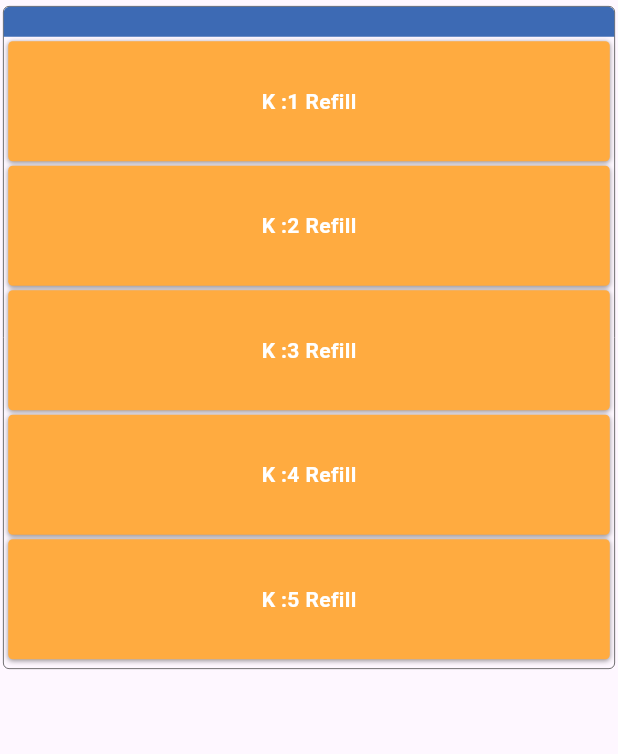
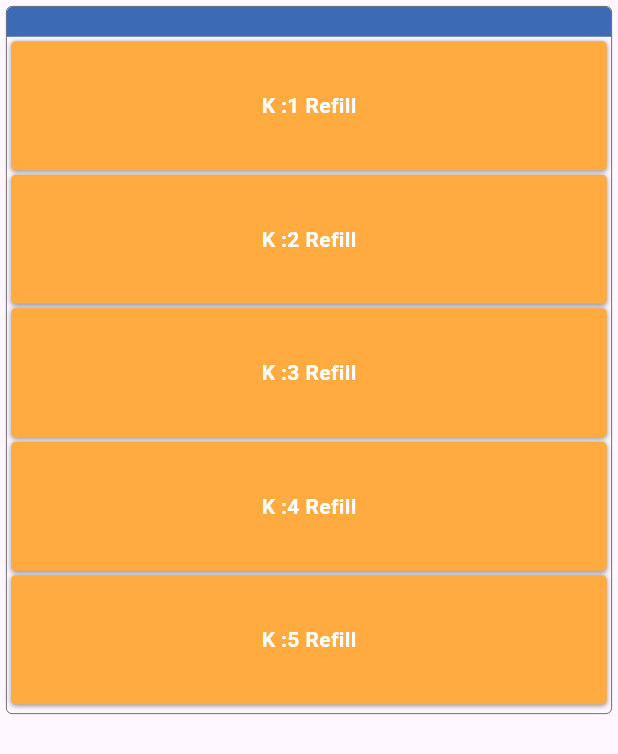
Before and after one commit to Rafid-tawhid/kanban_dashboard, a Flutter app: the CompactLineColumn widget shown alone on an empty page, opened directly with empty values, on a phone screen of 412 x 824 dp. Shown: the top 754 px of the screen. Run offline on Flutter 3.47's test engine with Material 3 defaults, Android fonts, the phone set to English and light mode, and no system bars; our stand-ins replace dio, flutter_riverpod; network calls fail.

Commit message:
set reaction screen

```diff
--- a/lib/screen/column.dart
+++ b/lib/screen/column.dart
@@ -29,7 +29,7 @@ class CompactLineColumn extends StatelessWidget {
     final cardMap = _createCardMap();
 
     return Container(
-      margin: const EdgeInsets.symmetric(horizontal: 2, vertical: 4),
+      margin: const EdgeInsets.symmetric(horizontal: 4, vertical: 4),
       decoration: BoxDecoration(
         borderRadius: BorderRadius.circular(4),
         border: Border.all(color: Colors.grey[800]!, width: 0.5),
@@ -65,19 +65,23 @@ class CompactLineColumn extends StatelessWidget {
             padding: const EdgeInsets.all(3),
             child: Column(
               children: List.generate(5, (index) {
-                final kanbanType = '${index + 1}'; // Just the number: 1, 2, 3, 4, 5
+                final kanbanType =
+                    '${index + 1}'; // Just the number: 1, 2, 3, 4, 5
                 final card = cardMap['Kanban-${index + 1}'];
 
                 return Padding(
                   padding: const EdgeInsets.only(bottom: 3),
                   child: SizedBox(
-                    height: 80, // Very compact height
+                    height: 86, // Very compact height
                     child: card != null
-                        ? UltraCompactKanbanCard(card: card, kanbanNumber: index + 1)
+                        ? UltraCompactKanbanCard(
+                            card: card,
+                            kanbanNumber: index + 1,
+                          )
                         : UltraCompactKanbanCard(
-                      kanbanNumber: index + 1,
-                      isBlank: true,
-                    ),
+                            kanbanNumber: index + 1,
+                            isBlank: true,
+                          ),
                   ),
                 );
               }),
```
Also changed, not shown: lib/screen/kanban_card.dart (+8 -10 lines).
